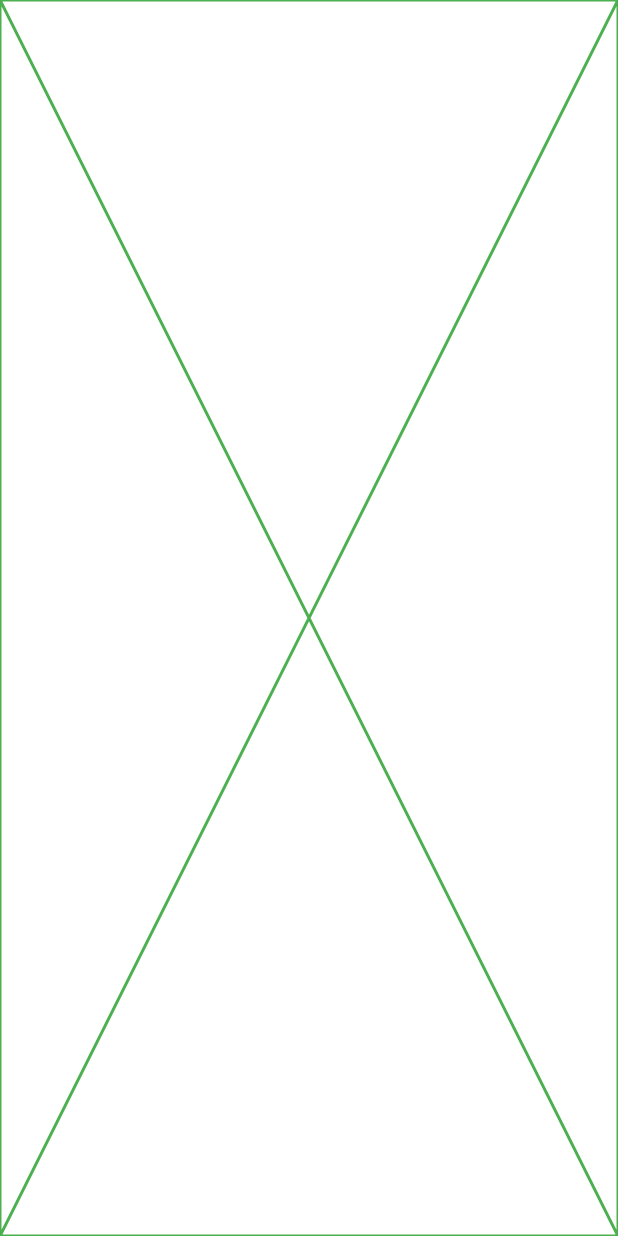
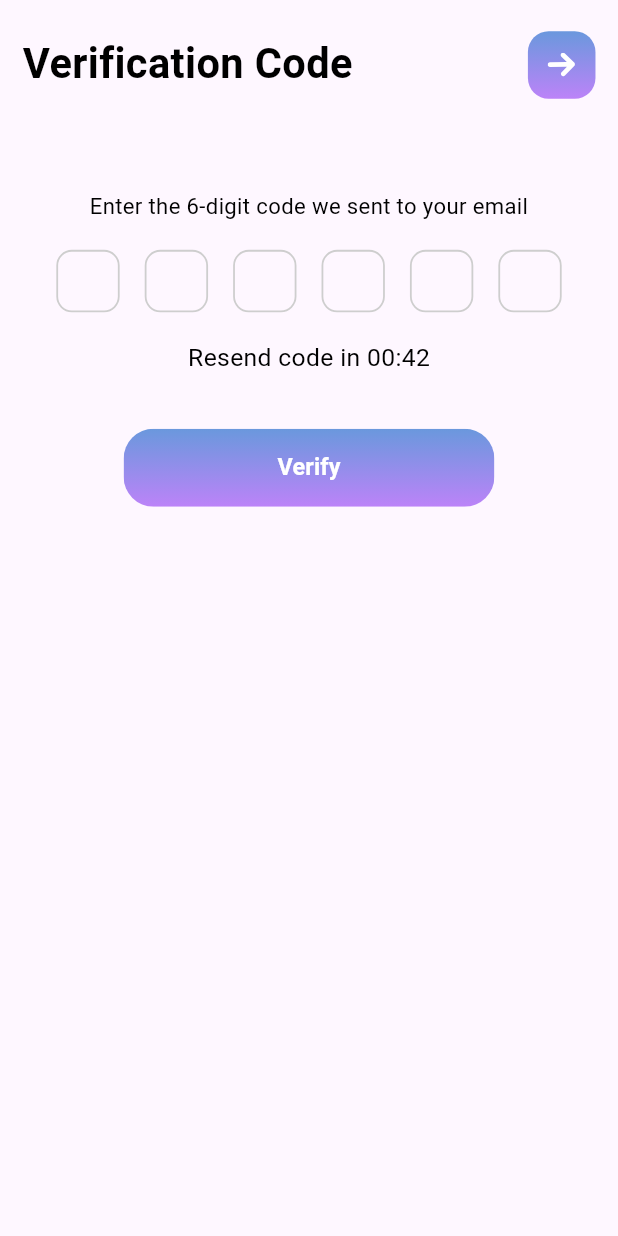
Before and after one commit to AYAEMAD0/graduation_project, a Flutter app: the screen it shows after launch, on a phone screen of 412 x 824 dp. Run offline on Flutter 3.47's test engine with Material 3 defaults, Android fonts, the phone set to English and light mode, and no system bars; our stand-ins replace animated_splash_screen, flutter_screenutil, flutter_svg, google_fonts.

Commit message:
feat: implement verify screen with OTP input and resend timer

```diff
--- a/lib/core/theme/app_color.dart
+++ b/lib/core/theme/app_color.dart
@@ -8,5 +8,5 @@ class AppColor {
   static const Color grayColor = Color(0xff515151);
   static const Color grayDarkColor = Color(0xff282828);
   static const Color transparentColor = Colors.transparent;
-
+  static const Color activeBorder = Color(0xff3C473F);
 }
--- a/lib/core/theme/app_style.dart
+++ b/lib/core/theme/app_style.dart
@@ -5,7 +5,7 @@ import 'app_color.dart';
 import 'font_weight_helper.dart';
 
 class AppStyle {
-  static final TextStyle font34BlackSemiBold = GoogleFonts.roboto(
+  static final TextStyle font34BlackSemiBold =  GoogleFonts.roboto(
     fontSize: 34.sp,
     color: AppColor.blackColor,
     fontWeight: FontWeightHelper.semiBold,
--- /dev/null
+++ b/lib/core/widget/custom_button.dart
@@ -0,0 +1,31 @@
+import 'package:flutter/material.dart';
+import 'package:mock_mate_ai/core/theme/app_gradient.dart';
+import 'package:mock_mate_ai/core/theme/app_style.dart';
+
+class CustomButton extends StatelessWidget {
+  final VoidCallback onTap;
+  final String text;
+
+  const CustomButton({super.key, required this.onTap, required this.text});
+
+  @override
+  Widget build(BuildContext context) {
+    return FilledButton(
+      onPressed: onTap,
+      style: FilledButton.styleFrom(
+        backgroundColor: Colors.transparent,
+        padding: EdgeInsets.zero,
+      ),
+      child: Ink(
+        decoration: BoxDecoration(
+          gradient: AppGradient.primaryGradient,
+          borderRadius: BorderRadius.circular(20),
+        ),
+        child: Padding(
+          padding: const EdgeInsets.symmetric(vertical: 15, horizontal: 90),
+          child: Center(child: Text(text, style: AppStyle.font18WhiteBold)),
+        ),
+      ),
+    );
+  }
+}
--- a/lib/features/verfiy_screen/verify_screen.dart
+++ b/lib/features/verfiy_screen/verify_screen.dart
@@ -1,10 +1,82 @@
 import 'package:flutter/material.dart';
+import 'package:flutter_screenutil/flutter_screenutil.dart';
+import 'package:flutter_svg/svg.dart';
+import 'package:mock_mate_ai/core/constants/app_asset.dart';
+import 'package:mock_mate_ai/core/theme/app_gradient.dart';
+import 'package:mock_mate_ai/core/theme/app_style.dart';
+import 'package:mock_mate_ai/core/widget/custom_button.dart';
+import 'package:mock_mate_ai/features/verfiy_screen/widget/otp_fields.dart';
+import 'package:mock_mate_ai/features/verfiy_screen/widget/resend_code_timer.dart';
 
 class VerifyScreen extends StatelessWidget {
   const VerifyScreen({super.key});
 
   @override
   Widget build(BuildContext context) {
-    return const Placeholder(color: Colors.green);
+    return SafeArea(
+      child: Scaffold(
+        body: Padding(
+          padding: EdgeInsets.symmetric(horizontal: 16.w, vertical: 24.h),
+          child: Column(
+            crossAxisAlignment: CrossAxisAlignment.start,
+            children: [
+              Row(
+                mainAxisAlignment: MainAxisAlignment.spaceBetween,
+                children: [
+                  Text("Verification Code", style: AppStyle.font32BlackBold),
+                  GestureDetector(
+                    onTap: () => Navigator.pop(context),
+                    child: Container(
+                      width: 48.w,
+                      height: 48.w,
+                      decoration: BoxDecoration(
+                        gradient: AppGradient.primaryGradient,
+                        borderRadius: BorderRadius.circular(16.r),
+                      ),
+                      child: Center(
+                        child: SvgPicture.asset(
+                          AppAsset.arrowIcon,
+                          width: 20.w,
+                        ),
+                      ),
+                    ),
+                  ),
+                ],
+              ),
+              SizedBox(height: 70.h),
+              Padding(
+                padding: EdgeInsets.symmetric(horizontal: 24.w),
+                child: Column(
+                  children: [
+                    Text(
+                      "Enter the 6-digit code we sent to your email",
+                      style: AppStyle.font17BlackRegular,
+                      textAlign: TextAlign.center,
+                    ),
+
+                    SizedBox(height: 22.h),
+
+                    const OtpFields(),
+
+                    SizedBox(height: 22.h),
+
+                    const ResendCodeTimer(),
+
+                    SizedBox(height: 40.h),
+
+                    SizedBox(
+                      width: 0.6.sw,
+                      child: CustomButton(onTap: () {}, text: 'Verify'),
+                    ),
+                  ],
+                ),
+              ),
+
+              const Spacer(),
+            ],
+          ),
+        ),
+      ),
+    );
   }
 }
--- /dev/null
+++ b/lib/features/verfiy_screen/widget/otp_fields.dart
@@ -0,0 +1,98 @@
+import 'package:flutter/material.dart';
+import 'package:flutter/services.dart';
+import 'package:flutter_screenutil/flutter_screenutil.dart';
+import 'package:mock_mate_ai/core/theme/app_color.dart';
+
+class OtpFields extends StatefulWidget {
+  const OtpFields({super.key});
+
+  @override
+  State<OtpFields> createState() => _OtpFieldsState();
+}
+
+class _OtpFieldsState extends State<OtpFields> {
+  final int otpLength = 6;
+
+  late List<TextEditingController> controllers;
+  late List<FocusNode> focusNodes;
+
+  @override
+  void initState() {
+    super.initState();
+    controllers = List.generate(otpLength, (_) => TextEditingController());
+    focusNodes = List.generate(otpLength, (_) => FocusNode());
+  }
+
+  @override
+  void dispose() {
+    for (final c in controllers) {
+      c.dispose();
+    }
+    for (final f in focusNodes) {
+      f.dispose();
+    }
+    super.dispose();
+  }
+
+  void _onChanged(String value, int index) {
+    if (value.length > 1) {
+      _pasteCode(value);
+      return;
+    }
+    if (value.isNotEmpty && index < otpLength - 1) {
+      focusNodes[index + 1].requestFocus();
+    }
+    if (value.isEmpty && index > 0) {
+      focusNodes[index - 1].requestFocus();
+    }
+  }
+  void _pasteCode(String code) {
+    for (int i = 0; i < otpLength; i++) {
+      controllers[i].text = i < code.length ? code[i] : '';
+    }
+    focusNodes.last.unfocus();
+  }
+
+  @override
+  Widget build(BuildContext context) {
+    return Row(
+      mainAxisAlignment: MainAxisAlignment.spaceBetween,
+      children: List.generate(otpLength, (index) => _otpField(index)),
+    );
+  }
+
+  Widget _otpField(int index) {
+    return SizedBox(
+      width: 45.w,
+      height: 48.h,
+      child: TextFormField(
+        controller: controllers[index],
+        focusNode: focusNodes[index],
+        keyboardType: TextInputType.number,
+        textAlign: TextAlign.center,
+        style: TextStyle(fontSize: 18.sp, fontWeight: FontWeight.w600),
+        inputFormatters: [
+          FilteringTextInputFormatter.digitsOnly,
+          LengthLimitingTextInputFormatter(otpLength),
+        ],
+        onChanged: (value) => _onChanged(value, index),
+        decoration: InputDecoration(
+          contentPadding: EdgeInsets.zero,
+          border: OutlineInputBorder(borderRadius: BorderRadius.circular(12.r)),
+          enabledBorder: OutlineInputBorder(
+            borderRadius: BorderRadius.circular(12.r),
+            borderSide: BorderSide(color: Color(0xffCECECE), width: 1.2),
+          ),
+
+          focusedBorder: OutlineInputBorder(
+            borderRadius: BorderRadius.circular(12.r),
+            borderSide: BorderSide(
+              color: AppColor.primaryBlueColor,
+              width: 1.5.w,
+            ),
+          ),
+        ),
+      ),
+    );
+  }
+}
--- /dev/null
+++ b/lib/features/verfiy_screen/widget/resend_code_timer.dart
@@ -0,0 +1,62 @@
+import 'dart:async';
+import 'package:flutter/material.dart';
+import 'package:mock_mate_ai/core/theme/app_color.dart';
+import 'package:mock_mate_ai/core/theme/app_style.dart';
+
+class ResendCodeTimer extends StatefulWidget {
+  const ResendCodeTimer({super.key});
+
+  @override
+  State<ResendCodeTimer> createState() => _ResendCodeTimerState();
+}
+
+class _ResendCodeTimerState extends State<ResendCodeTimer> {
+  int seconds = 45;
+  Timer? timer;
+
+  @override
+  void initState() {
+    super.initState();
+    _startTimer();
+  }
+
+  void _startTimer() {
+    timer?.cancel();
+    seconds = 45;
+    timer = Timer.periodic(const Duration(seconds: 1), (t) {
+      if (seconds == 0) {
+        t.cancel();
+      } else {
+        setState(() {
+          seconds--;
+        });
+      }
+    });
+  }
+
+  @override
+  void dispose() {
+    timer?.cancel();
+    super.dispose();
+  }
+
+  @override
+  Widget build(BuildContext context) {
+    return GestureDetector(
+      onTap: seconds == 0
+          ? () {
+              _startTimer();
+            }
+          : null,
+      child: Text(
+        seconds == 0
+            ? "Resend code"
+            : "Resend code in 00:${seconds.toString().padLeft(2, '0')}",
+        style: AppStyle.font16BlackRegular.copyWith(
+          color: seconds == 0 ? AppColor.primaryBlueColor : Colors.black,
+          fontSize: 16.45,
+        ),
+      ),
+    );
+  }
+}
--- a/pubspec.yaml
+++ b/pubspec.yaml
@@ -37,7 +37,7 @@ dependencies:
   google_fonts: ^8.0.0
   flutter_screenutil: ^5.9.3
   animated_splash_screen: ^1.3.0
-
+  flutter_svg: ^2.2.3
 dev_dependencies:
   flutter_test:
     sdk: flutter
```
Also changed, not shown: pubspec.lock.
